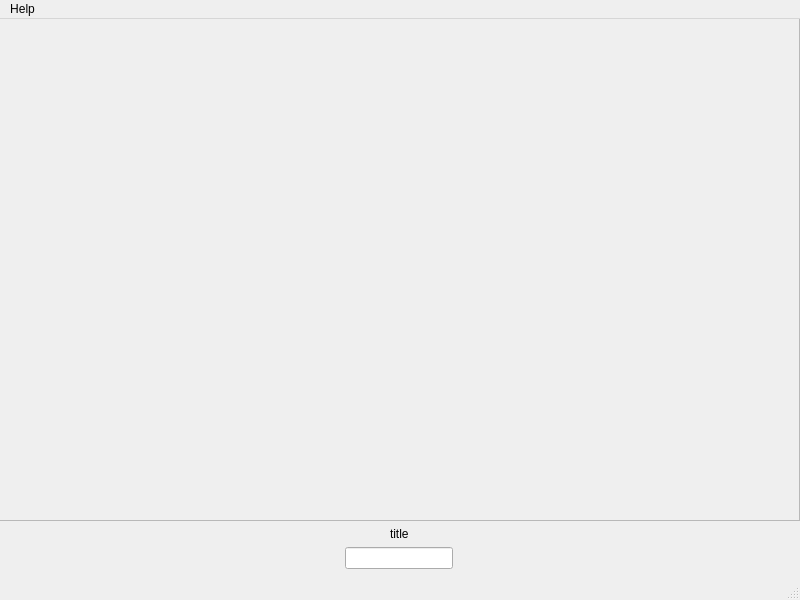
Above: src/view/mainwindow.ui from Mario1535/PaoProject before the change. Below: the same form after it.
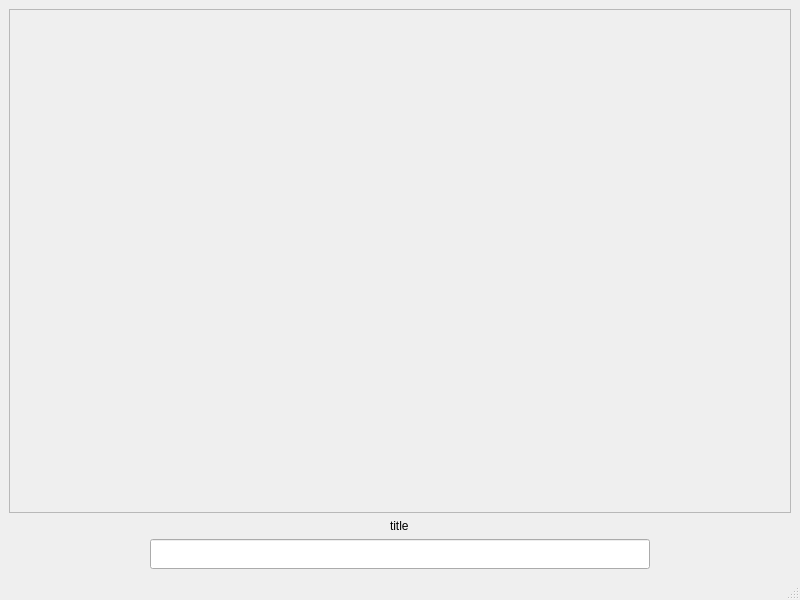
That is the form after the change.

```diff
--- a/src/view/mainwindow.ui
+++ b/src/view/mainwindow.ui
@@ -14,15 +14,8 @@
    <string>MainWindow</string>
   </property>
   <widget class="QWidget" name="centralwidget">
-   <widget class="QWidget" name="verticalLayoutWidget">
-    <property name="geometry">
-     <rect>
-      <x>-1</x>
-      <y>-1</y>
-      <width>801</width>
-      <height>551</height>
-     </rect>
-    </property>
+   <layout class="QVBoxLayout" name="verticalLayout_2">
+    <item>
     <layout class="QVBoxLayout" name="verticalLayout">
      <item>
       <widget class="QScrollArea" name="scrollArea">
@@ -40,8 +33,8 @@
          <rect>
           <x>0</x>
           <y>0</y>
-          <width>797</width>
-          <height>487</height>
+           <width>776</width>
+           <height>489</height>
          </rect>
         </property>
         <property name="sizePolicy">
@@ -68,8 +61,8 @@
          <widget class="QWidget" name="gridLayoutWidget">
           <property name="geometry">
            <rect>
-            <x>9</x>
-            <y>9</y>
+             <x>10</x>
+             <y>10</y>
             <width>761</width>
             <height>451</height>
            </rect>
@@ -101,6 +94,12 @@
          <verstretch>0</verstretch>
         </sizepolicy>
        </property>
+        <property name="minimumSize">
+         <size>
+          <width>500</width>
+          <height>30</height>
+         </size>
+        </property>
        <property name="maximumSize">
         <size>
          <width>16777215</width>
@@ -125,29 +124,8 @@
       </widget>
      </item>
     </layout>
-   </widget>
-  </widget>
-  <widget class="QMenuBar" name="menubar">
-   <property name="geometry">
-    <rect>
-     <x>0</x>
-     <y>0</y>
-     <width>800</width>
-     <height>24</height>
-    </rect>
-   </property>
-   <widget class="QMenu" name="menuHelp">
-    <property name="title">
-     <string>Help</string>
-    </property>
-    <addaction name="actionLoad"/>
-    <addaction name="actionNew"/>
-    <addaction name="actionEdit"/>
-    <addaction name="actionRemove"/>
-    <addaction name="separator"/>
-    <addaction name="actionHelp"/>
-   </widget>
-   <addaction name="menuHelp"/>
+    </item>
+   </layout>
   </widget>
   <widget class="QStatusBar" name="statusbar"/>
   <action name="actionLoad">
```
Left out of the diff: 37 changed lines with no effect on the pictures. Lines whose indentation alone changed are shown as unchanged.
